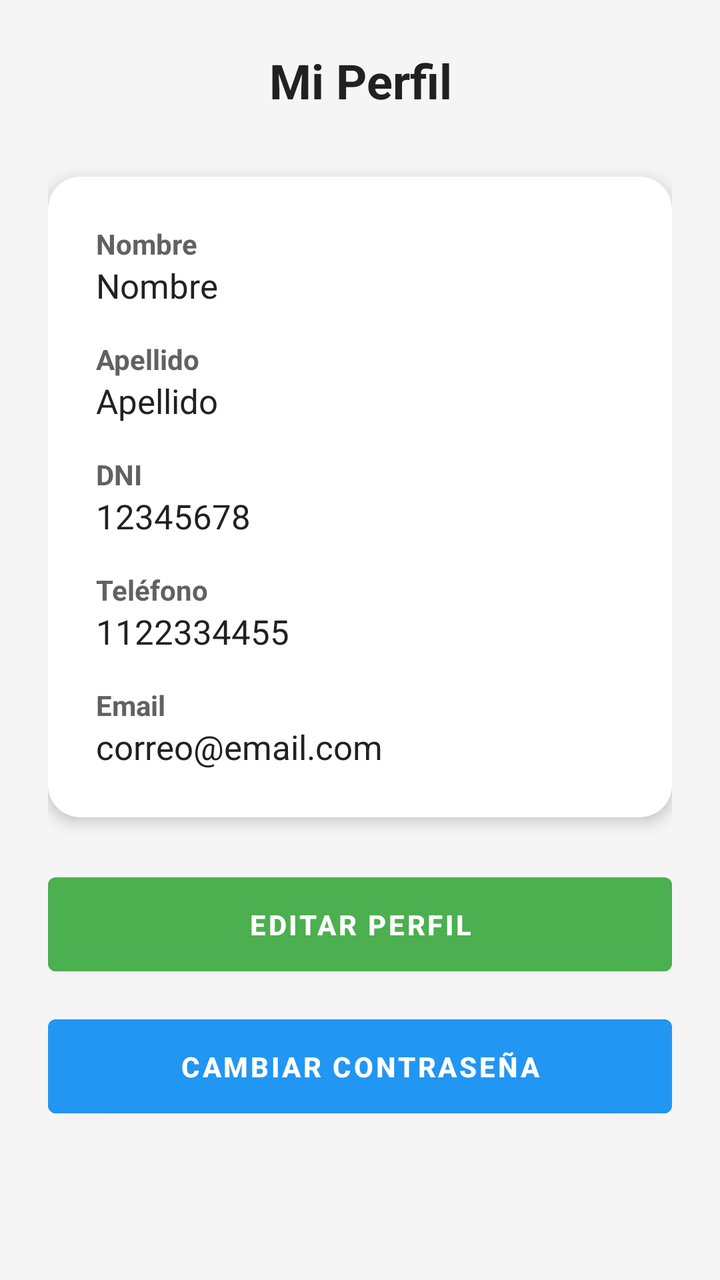
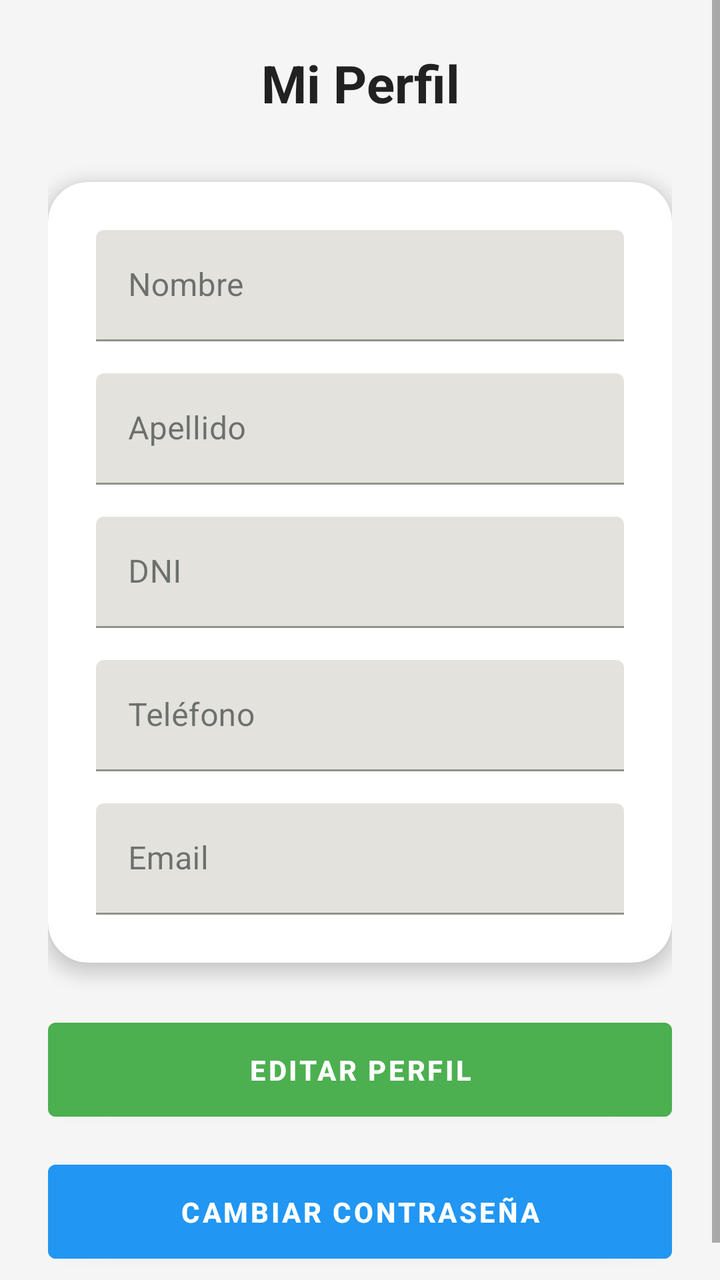

The first picture is an Android layout as it rendered before a commit; the second is the same layout after the commit. The layout source and the unified diff follow.
<!-- AndroidManifest.xml: application theme Theme.Inmobiliaria -->
<!-- res/layout/fragment_perfil.xml -->
<?xml version="1.0" encoding="utf-8"?>
<ScrollView xmlns:android="http://schemas.android.com/apk/res/android"
    xmlns:app="http://schemas.android.com/apk/res-auto"
    xmlns:tools="http://schemas.android.com/tools"
    android:layout_width="match_parent"
    android:layout_height="match_parent"
    android:fillViewport="true"
    android:background="#F5F5F5"
    tools:context=".ui.perfil.PerfilFragment">

    <LinearLayout
        android:layout_width="match_parent"
        android:layout_height="wrap_content"
        android:orientation="vertical"
        android:padding="24dp">

        <TextView
            android:layout_width="match_parent"
            android:layout_height="wrap_content"
            android:text="Mi Perfil"
            android:textSize="24sp"
            android:textStyle="bold"
            android:textColor="#212121"
            android:gravity="center"
            android:layout_marginBottom="32dp" />

        <androidx.cardview.widget.CardView
            android:layout_width="match_parent"
            android:layout_height="wrap_content"
            app:cardCornerRadius="16dp"
            app:cardElevation="4dp"
            android:layout_marginBottom="24dp"
            android:backgroundTint="#FFFFFF">

            <LinearLayout
                android:layout_width="match_parent"
                android:layout_height="wrap_content"
                android:orientation="vertical"
                android:padding="24dp">

                <TextView
                    android:layout_width="wrap_content"
                    android:layout_height="wrap_content"
                    android:text="Nombre"
                    android:textStyle="bold"
                    android:textColor="#616161" />

                <TextView
                    android:id="@+id/tvNombre"
                    android:layout_width="match_parent"
                    android:layout_height="wrap_content"
                    android:text="Nombre"
                    android:textSize="17sp"
                    android:textColor="#212121"
                    android:layout_marginBottom="16dp" />

                <TextView
                    android:layout_width="wrap_content"
                    android:layout_height="wrap_content"
                    android:text="Apellido"
                    android:textStyle="bold"
                    android:textColor="#616161" />

                <TextView
                    android:id="@+id/tvApellido"
                    android:layout_width="match_parent"
                    android:layout_height="wrap_content"
                    android:text="Apellido"
                    android:textSize="17sp"
                    android:textColor="#212121"
                    android:layout_marginBottom="16dp" />

                <TextView
                    android:layout_width="wrap_content"
                    android:layout_height="wrap_content"
                    android:text="DNI"
                    android:textStyle="bold"
                    android:textColor="#616161" />

                <TextView
                    android:id="@+id/tvDni"
                    android:layout_width="match_parent"
                    android:layout_height="wrap_content"
                    android:text="12345678"
                    android:textSize="17sp"
                    android:textColor="#212121"
                    android:layout_marginBottom="16dp" />

                <TextView
                    android:layout_width="wrap_content"
                    android:layout_height="wrap_content"
                    android:text="Teléfono"
                    android:textStyle="bold"
                    android:textColor="#616161" />

                <TextView
                    android:id="@+id/tvTelefono"
                    android:layout_width="match_parent"
                    android:layout_height="wrap_content"
                    android:text="1122334455"
                    android:textSize="17sp"
                    android:textColor="#212121"
                    android:layout_marginBottom="16dp" />

                <TextView
                    android:layout_width="wrap_content"
                    android:layout_height="wrap_content"
                    android:text="Email"
                    android:textStyle="bold"
                    android:textColor="#616161" />

                <TextView
                    android:id="@+id/tvEmail"
                    android:layout_width="match_parent"
                    android:layout_height="wrap_content"
                    android:text="correo@email.com"
                    android:textSize="17sp"
                    android:textColor="#212121" />

            </LinearLayout>
        </androidx.cardview.widget.CardView>

        
        <Button
            android:id="@+id/btnEditar"
            android:layout_width="match_parent"
            android:layout_height="wrap_content"
            android:text="Editar Perfil"
            android:textStyle="bold"
            android:padding="14dp"
            android:backgroundTint="#4CAF50"
            android:textColor="#FFFFFF"
            android:layout_marginBottom="12dp"/>

        <Button
            android:id="@+id/btnCambiarClave"
            android:layout_width="match_parent"
            android:layout_height="wrap_content"
            android:text="Cambiar Contraseña"
            android:textStyle="bold"
            android:padding="14dp"
            android:backgroundTint="#2196F3"
            android:textColor="#FFFFFF" />

    </LinearLayout>
</ScrollView>
<!-- resources referenced by this layout -->
<resources>
  <style name="Theme.Inmobiliaria" parent="Theme.MaterialComponents.DayNight.DarkActionBar">
          <item name="colorPrimary">@color/green</item>
          <item name="colorPrimaryVariant">@color/green_dark</item>
          <item name="colorOnPrimary">@color/white</item>
  
          <item name="colorSecondary">@color/accent_warm</item>
          <item name="colorSecondaryVariant">@color/accent_warm_dark</item>
          <item name="colorOnSecondary">@color/white</item>
  
          <item name="android:colorBackground">@color/bg_light</item>
          <item name="colorSurface">@color/surface_light</item>
          <item name="colorOnBackground">@color/text_light</item>
          <item name="colorOnSurface">@color/text_light</item>
  
          <item name="android:statusBarColor">?attr/colorPrimaryVariant</item>
      </style>
  <color name="green">#47BA52</color>
  <color name="green_dark">#2F8F3A</color>
  <color name="white">#FFFFFFFF</color>
  <color name="accent_warm">#D98E5F</color>
  <color name="accent_warm_dark">#B87447</color>
  <color name="bg_light">#FAF7F1</color>
  <color name="surface_light">#FFFDF8</color>
  <color name="text_light">#1E241E</color>
</resources>

<!-- the commit's change to res/layout/fragment_perfil.xml (unified diff, before → after) -->
@@ -4,8 +4,8 @@
     xmlns:tools="http://schemas.android.com/tools"
     android:layout_width="match_parent"
     android:layout_height="match_parent"
+    android:background="#F5F5F5"
     android:fillViewport="true"
-    android:background="#F5F5F5"
     tools:context=".ui.perfil.PerfilFragment">
 
     <LinearLayout
@@ -17,20 +17,20 @@
         <TextView
             android:layout_width="match_parent"
             android:layout_height="wrap_content"
+            android:layout_marginBottom="32dp"
+            android:gravity="center"
             android:text="Mi Perfil"
-            android:textSize="24sp"
-            android:textStyle="bold"
             android:textColor="#212121"
-            android:gravity="center"
-            android:layout_marginBottom="32dp" />
+            android:textSize="26sp"
+            android:textStyle="bold" />
 
         <androidx.cardview.widget.CardView
             android:layout_width="match_parent"
             android:layout_height="wrap_content"
-            app:cardCornerRadius="16dp"
-            app:cardElevation="4dp"
             android:layout_marginBottom="24dp"
-            android:backgroundTint="#FFFFFF">
+            android:backgroundTint="#FFFFFF"
+            app:cardCornerRadius="20dp"
+            app:cardElevation="5dp">
 
             <LinearLayout
                 android:layout_width="match_parent"
@@ -38,109 +38,96 @@
                 android:orientation="vertical"
                 android:padding="24dp">
 
-                <TextView
-                    android:layout_width="wrap_content"
-                    android:layout_height="wrap_content"
-                    android:text="Nombre"
-                    android:textStyle="bold"
-                    android:textColor="#616161" />
-
-                <TextView
-                    android:id="@+id/tvNombre"
+                <com.google.android.material.textfield.TextInputLayout
                     android:layout_width="match_parent"
                     android:layout_height="wrap_content"
-                    android:text="Nombre"
-                    android:textSize="17sp"
-                    android:textColor="#212121"
-                    android:layout_marginBottom="16dp" />
+                    android:layout_marginBottom="16dp"
+                    android:hint="Nombre">
 
-                <TextView
-                    android:layout_width="wrap_content"
-                    android:layout_height="wrap_content"
-                    android:text="Apellido"
-                    android:textStyle="bold"
-                    android:textColor="#616161" />
+                    <com.google.android.material.textfield.TextInputEditText
+                        android:id="@+id/etNombre"
+                        android:layout_width="match_parent"
+                        android:layout_height="wrap_content"
+                        android:inputType="textPersonName" />
+                </com.google.android.material.textfield.TextInputLayout>
 
-                <TextView
-                    android:id="@+id/tvApellido"
+
+                <com.google.android.material.textfield.TextInputLayout
                     android:layout_width="match_parent"
                     android:layout_height="wrap_content"
-                    android:text="Apellido"
-                    android:textSize="17sp"
-                    android:textColor="#212121"
-                    android:layout_marginBottom="16dp" />
+                    android:layout_marginBottom="16dp"
+                    android:hint="Apellido">
 
-                <TextView
-                    android:layout_width="wrap_content"
-                    android:layout_height="wrap_content"
-                    android:text="DNI"
-                    android:textStyle="bold"
-                    android:textColor="#616161" />
+                    <com.google.android.material.textfield.TextInputEditText
+                        android:id="@+id/etApellido"
+                        android:layout_width="match_parent"
+                        android:layout_height="wrap_content"
+                        android:inputType="textPersonName" />
+                </com.google.android.material.textfield.TextInputLayout>
 
-                <TextView
-                    android:id="@+id/tvDni"
+                <com.google.android.material.textfield.TextInputLayout
                     android:layout_width="match_parent"
                     android:layout_height="wrap_content"
-                    android:text="12345678"
-                    android:textSize="17sp"
-                    android:textColor="#212121"
-                    android:layout_marginBottom="16dp" />
+                    android:layout_marginBottom="16dp"
+                    android:hint="DNI">
 
-                <TextView
-                    android:layout_width="wrap_content"
-                    android:layout_height="wrap_content"
-                    android:text="Teléfono"
-                    android:textStyle="bold"
-                    android:textColor="#616161" />
+                    <com.google.android.material.textfield.TextInputEditText
+                        android:id="@+id/etDni"
+                        android:layout_width="match_parent"
+                        android:layout_height="wrap_content"
+                        android:inputType="number" />
+                </com.google.android.material.textfield.TextInputLayout>
 
-                <TextView
-                    android:id="@+id/tvTelefono"
+                <com.google.android.material.textfield.TextInputLayout
                     android:layout_width="match_parent"
                     android:layout_height="wrap_content"
-                    android:text="1122334455"
-                    android:textSize="17sp"
-                    android:textColor="#212121"
-                    android:layout_marginBottom="16dp" />
+                    android:layout_marginBottom="16dp"
+                    android:hint="Teléfono">
 
-                <TextView
-                    android:layout_width="wrap_content"
-                    android:layout_height="wrap_content"
-                    android:text="Email"
-                    android:textStyle="bold"
-                    android:textColor="#616161" />
+                    <com.google.android.material.textfield.TextInputEditText
+                        android:id="@+id/etTelefono"
+                        android:layout_width="match_parent"
+                        android:layout_height="wrap_content"
+                        android:inputType="phone" />
+                </com.google.android.material.textfield.TextInputLayout>
 
-                <TextView
-                    android:id="@+id/tvEmail"
+                <com.google.android.material.textfield.TextInputLayout
                     android:layout_width="match_parent"
                     android:layout_height="wrap_content"
-                    android:text="correo@email.com"
-                    android:textSize="17sp"
-                    android:textColor="#212121" />
+                    android:hint="Email">
+
+                    <com.google.android.material.textfield.TextInputEditText
+                        android:id="@+id/etEmail"
+                        android:layout_width="match_parent"
+                        android:layout_height="wrap_content"
+                        android:inputType="textEmailAddress" />
+                </com.google.android.material.textfield.TextInputLayout>
 
             </LinearLayout>
+
         </androidx.cardview.widget.CardView>
 
-        
         <Button
             android:id="@+id/btnEditar"
             android:layout_width="match_parent"
             android:layout_height="wrap_content"
+            android:layout_marginBottom="12dp"
+            android:backgroundTint="#4CAF50"
+            android:padding="14dp"
             android:text="Editar Perfil"
-            android:textStyle="bold"
-            android:padding="14dp"
-            android:backgroundTint="#4CAF50"
             android:textColor="#FFFFFF"
-            android:layout_marginBottom="12dp"/>
+            android:textStyle="bold" />
 
         <Button
             android:id="@+id/btnCambiarClave"
             android:layout_width="match_parent"
             android:layout_height="wrap_content"
+            android:backgroundTint="#2196F3"
+            android:padding="14dp"
             android:text="Cambiar Contraseña"
-            android:textStyle="bold"
-            android:padding="14dp"
-            android:backgroundTint="#2196F3"
-            android:textColor="#FFFFFF" />
+            android:textColor="#FFFFFF"
+            android:textStyle="bold" />
 
     </LinearLayout>
+
 </ScrollView>
